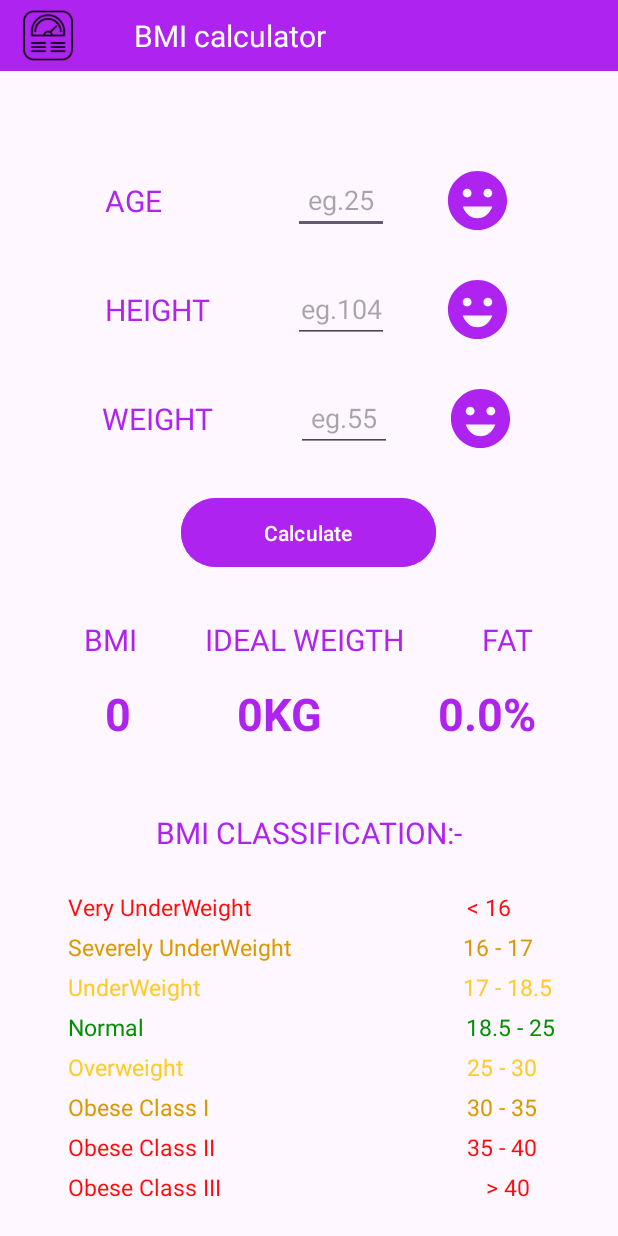
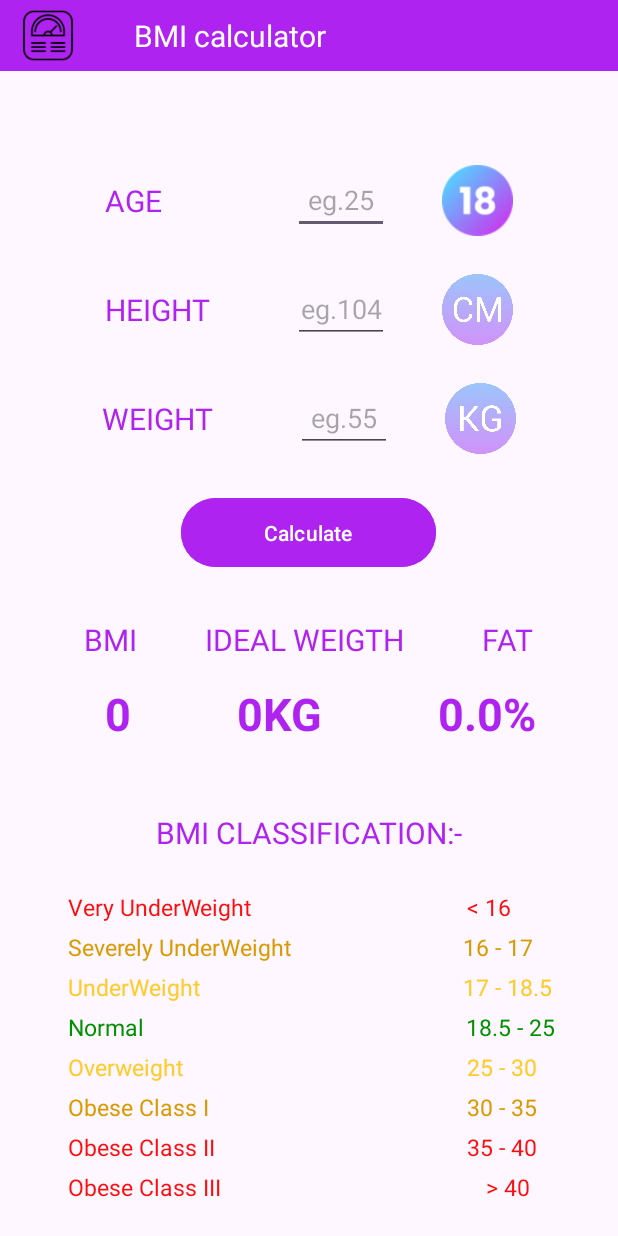
Before and after one commit to rashidekbal/BMI_APP, an Android app: the screen it shows after launch (MainActivity), on a phone screen of 412 x 824 dp. Run offline under Robolectric (Android 15) with nearby library versions, the phone set to English and light mode, and no system bars.

Commit message:
improve ui with icons

```diff
--- a/app/src/main/res/layout/activity_main.xml
+++ b/app/src/main/res/layout/activity_main.xml
@@ -98,7 +98,7 @@
                         android:layout_height="47dp"
                         android:layout_marginStart="35dp"
                         android:contentDescription="@string/logo_disc"
-                        android:src="@drawable/baseline_emoji_emotions_24" />
+                        android:src="@drawable/number" />
 
                 </LinearLayout>
                 <!-- row two -->
@@ -138,7 +138,7 @@
                         android:layout_height="47dp"
                         android:layout_marginStart="35dp"
                         android:contentDescription="@string/logo_disc"
-                        android:src="@drawable/baseline_emoji_emotions_24" />
+                        android:src="@drawable/cm" />
 
                 </LinearLayout>
                 <!-- row three -->
@@ -176,7 +176,7 @@
                         android:layout_height="47dp"
                         android:layout_marginStart="35dp"
                         android:contentDescription="@string/logo_disc"
-                        android:src="@drawable/baseline_emoji_emotions_24" />
+                        android:src="@drawable/kg" />
 
                 </LinearLayout>
 
```
Also changed, not shown: app/src/main/res/drawable/cm.png (added), app/src/main/res/drawable/kg.png (added), app/src/main/res/drawable/number.png (added).
